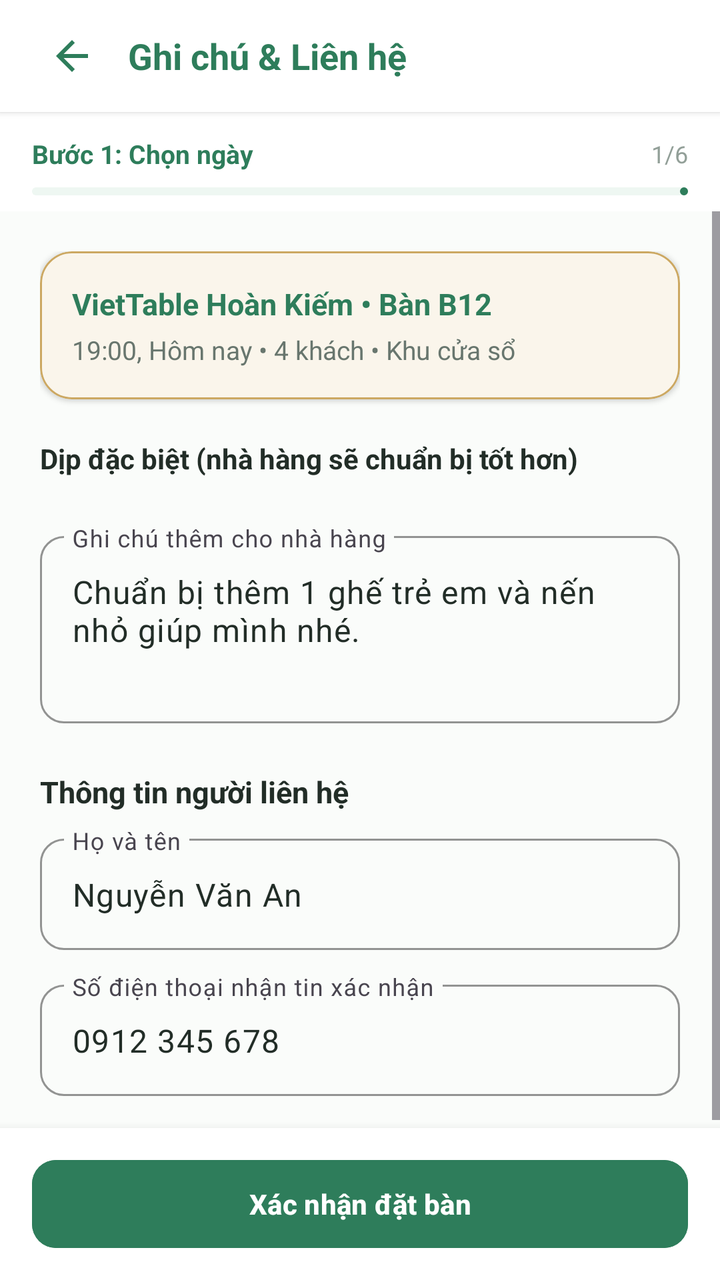
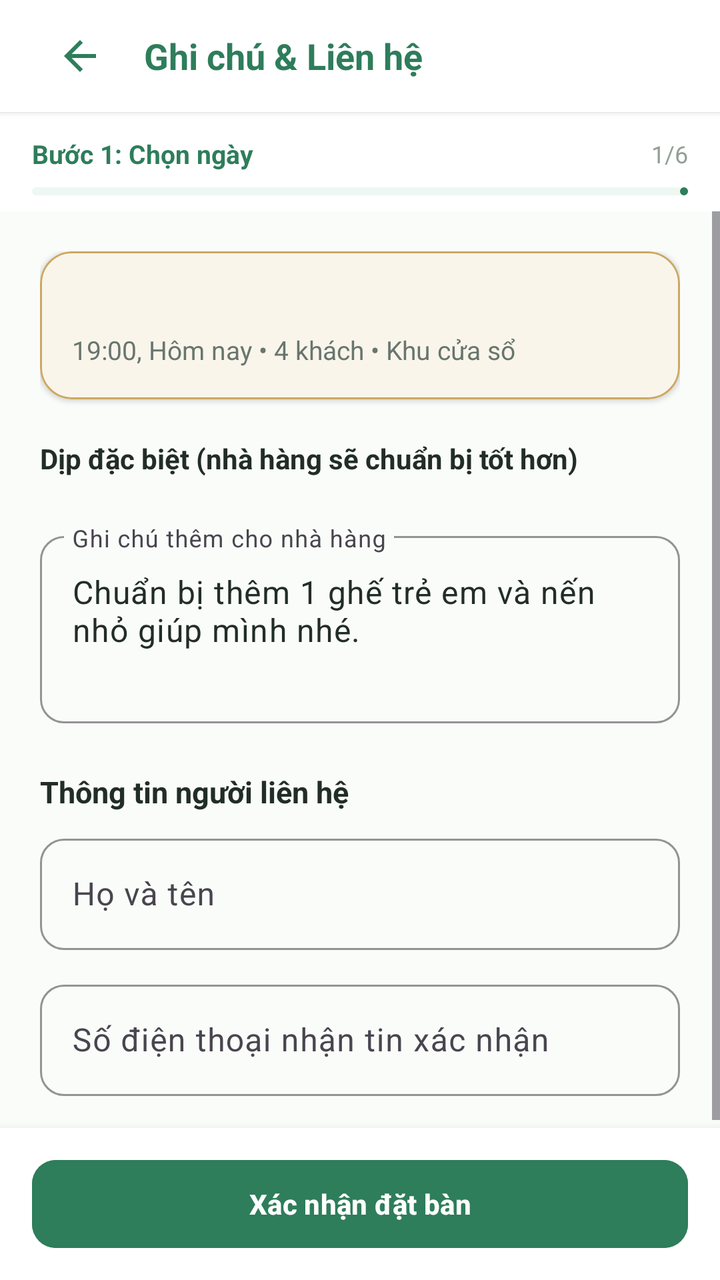

An Android layout rendered at two revisions. The XML below is the earlier revision; the diff shows what the commit changed to produce the second picture.
<!-- AndroidManifest.xml: application theme Theme.VietTable -->
<!-- res/layout/fragment_res_note.xml -->
<?xml version="1.0" encoding="utf-8"?>
<LinearLayout
    xmlns:android="http://schemas.android.com/apk/res/android"
    xmlns:app="http://schemas.android.com/apk/res-auto"
    android:layout_width="match_parent"
    android:layout_height="match_parent"
    android:background="@color/bg_cream"
    android:orientation="vertical">

    
    <LinearLayout
        android:layout_width="match_parent"
        android:layout_height="wrap_content"
        android:minHeight="56dp"
        android:tag="safe_top"
        android:background="@color/surface"
        android:elevation="2dp"
        android:gravity="center_vertical"
        android:orientation="horizontal"
        android:paddingHorizontal="16dp">

        <ImageButton
            android:id="@+id/btnBack"
            android:layout_width="40dp"
            android:layout_height="40dp"
            android:background="?attr/selectableItemBackgroundBorderless"
            android:src="@drawable/ic_back"
            app:tint="@color/primary" />

        <TextView
            android:layout_width="0dp"
            android:layout_height="wrap_content"
            android:layout_marginStart="8dp"
            android:layout_weight="1"
            android:text="Ghi chú &amp; Liên hệ"
            android:textColor="@color/primary"
            android:textSize="18sp"
            android:textStyle="bold" />
    </LinearLayout>

    <include
        android:id="@+id/wizardProgress"
        layout="@layout/view_wizard_progress" />

    <ScrollView
        android:layout_width="match_parent"
        android:layout_height="0dp"
        android:layout_weight="1"
        android:fillViewport="true">

        <LinearLayout
            android:layout_width="match_parent"
            android:layout_height="wrap_content"
            android:orientation="vertical"
            android:padding="20dp">

            
            <com.google.android.material.card.MaterialCardView
                style="@style/Widget.VietTable.Card.Gold"
                android:layout_width="match_parent"
                android:layout_height="wrap_content">

                <LinearLayout
                    android:layout_width="match_parent"
                    android:layout_height="wrap_content"
                    android:orientation="vertical"
                    android:padding="16dp">

                    <TextView
                        android:id="@+id/tvResSummaryHeader"
                        android:layout_width="match_parent"
                        android:layout_height="wrap_content"
                        android:text="VietTable Hoàn Kiếm • Bàn B12"
                        android:textColor="@color/primary"
                        android:textSize="15sp"
                        android:textStyle="bold" />

                    <TextView
                        android:id="@+id/tvResSummaryDetails"
                        android:layout_width="match_parent"
                        android:layout_height="wrap_content"
                        android:layout_marginTop="4dp"
                        android:text="19:00, Hôm nay • 4 khách • Khu cửa sổ"
                        android:textColor="@color/text_secondary"
                        android:textSize="13sp" />
                </LinearLayout>
            </com.google.android.material.card.MaterialCardView>

            
            <TextView
                android:layout_width="match_parent"
                android:layout_height="wrap_content"
                android:layout_marginTop="20dp"
                android:text="Dịp đặc biệt (nhà hàng sẽ chuẩn bị tốt hơn)"
                android:textColor="@color/text_primary"
                android:textSize="14sp"
                android:textStyle="bold" />

            <com.google.android.material.chip.ChipGroup
                android:id="@+id/chipGroupSpecialTags"
                android:layout_width="match_parent"
                android:layout_height="wrap_content"
                android:layout_marginTop="8dp" />

            
            <com.google.android.material.textfield.TextInputLayout
                style="@style/Widget.VietTable.TextInputLayout"
                android:layout_width="match_parent"
                android:layout_height="wrap_content"
                android:layout_marginTop="16dp"
                android:hint="Ghi chú thêm cho nhà hàng">

                <com.google.android.material.textfield.TextInputEditText
                    android:id="@+id/etReservationNote"
                    android:layout_width="match_parent"
                    android:layout_height="wrap_content"
                    android:gravity="top"
                    android:inputType="textMultiLine"
                    android:lines="3"
                    android:text="Chuẩn bị thêm 1 ghế trẻ em và nến nhỏ giúp mình nhé." />
            </com.google.android.material.textfield.TextInputLayout>

            
            <TextView
                android:layout_width="match_parent"
                android:layout_height="wrap_content"
                android:layout_marginTop="24dp"
                android:text="Thông tin người liên hệ"
                android:textColor="@color/text_primary"
                android:textSize="15sp"
                android:textStyle="bold" />

            <com.google.android.material.textfield.TextInputLayout
                style="@style/Widget.VietTable.TextInputLayout"
                android:layout_width="match_parent"
                android:layout_height="wrap_content"
                android:layout_marginTop="8dp"
                android:hint="Họ và tên">

                <com.google.android.material.textfield.TextInputEditText
                    android:id="@+id/etContactName"
                    android:layout_width="match_parent"
                    android:layout_height="wrap_content"
                    android:text="Nguyễn Văn An" />
            </com.google.android.material.textfield.TextInputLayout>

            <com.google.android.material.textfield.TextInputLayout
                style="@style/Widget.VietTable.TextInputLayout"
                android:layout_width="match_parent"
                android:layout_height="wrap_content"
                android:layout_marginTop="12dp"
                android:hint="Số điện thoại nhận tin xác nhận">

                <com.google.android.material.textfield.TextInputEditText
                    android:id="@+id/etContactPhone"
                    android:layout_width="match_parent"
                    android:layout_height="wrap_content"
                    android:inputType="phone"
                    android:text="0912 345 678" />
            </com.google.android.material.textfield.TextInputLayout>

        </LinearLayout>
    </ScrollView>

    
    <LinearLayout
        android:layout_width="match_parent"
        android:layout_height="wrap_content"
        android:minHeight="72dp"
        android:tag="safe_bottom"
        android:background="@color/surface"
        android:elevation="8dp"
        android:gravity="center"
        android:paddingHorizontal="16dp"
        android:paddingVertical="12dp">

        <com.google.android.material.button.MaterialButton
            android:id="@+id/btnContinueOrConfirm"
            style="@style/Widget.VietTable.Button.Primary"
            android:layout_width="match_parent"
            android:layout_height="wrap_content"
            android:text="Xác nhận đặt bàn" />
    </LinearLayout>

</LinearLayout>
<!-- res/layout/view_wizard_progress.xml (included above) -->
<?xml version="1.0" encoding="utf-8"?>
<LinearLayout
    xmlns:android="http://schemas.android.com/apk/res/android"
    xmlns:app="http://schemas.android.com/apk/res-auto"
    android:layout_width="match_parent"
    android:layout_height="wrap_content"
    android:background="@color/surface"
    android:orientation="vertical"
    android:paddingHorizontal="16dp"
    android:paddingTop="12dp"
    android:paddingBottom="8dp">

    <LinearLayout
        android:layout_width="match_parent"
        android:layout_height="wrap_content"
        android:gravity="center_vertical"
        android:orientation="horizontal">

        <TextView
            android:id="@+id/tvWizardStepName"
            android:layout_width="0dp"
            android:layout_height="wrap_content"
            android:layout_weight="1"
            android:text="Bước 1: Chọn ngày"
            android:textColor="@color/primary"
            android:textSize="13sp"
            android:textStyle="bold" />

        <TextView
            android:id="@+id/tvWizardStepFraction"
            android:layout_width="wrap_content"
            android:layout_height="wrap_content"
            android:text="1/6"
            android:textColor="@color/text_tertiary"
            android:textSize="12sp" />
    </LinearLayout>

    <com.google.android.material.progressindicator.LinearProgressIndicator
        android:id="@+id/progressWizard"
        android:layout_width="match_parent"
        android:layout_height="4dp"
        android:layout_marginTop="8dp"
        app:indicatorColor="@color/primary"
        app:trackColor="@color/primary_container"
        app:trackCornerRadius="2dp" />

</LinearLayout>
<!-- resources referenced by this layout -->
<resources>
  <color name="bg_cream">#FAFCFA</color>
  <color name="primary">#2E7D5B</color>
  <color name="primary_container">#EEF7F2</color>
  <color name="surface">#FFFFFF</color>
  <color name="text_primary">#222D27</color>
  <color name="text_secondary">#68766E</color>
  <color name="text_tertiary">#929F98</color>
  <style name="Theme.VietTable" parent="Base.Theme.VietTable" />
  <dimen name="btn_height_primary">52dp</dimen>
  <dimen name="radius_medium">12dp</dimen>
  <dimen name="radius_large">16dp</dimen>
  <dimen name="card_elevation">1.5dp</dimen>
  <color name="accent_gold_container">#FAF5EB</color>
  <color name="accent_gold">#CCA862</color>
  <dimen name="card_stroke_width">1dp</dimen>
  <style name="Base.Theme.VietTable" parent="Theme.Material3.Light.NoActionBar">
          
          <item name="colorPrimary">@color/primary</item>
          <item name="colorPrimaryDark">@color/primary_dark</item>
          <item name="colorOnPrimary">@color/on_primary</item>
          <item name="colorPrimaryContainer">@color/primary_container</item>
          <item name="colorOnPrimaryContainer">@color/on_primary_container</item>
  
          <item name="colorSecondary">@color/accent_gold</item>
          <item name="colorOnSecondary">@color/white</item>
          <item name="colorSecondaryContainer">@color/accent_gold_container</item>
          <item name="colorOnSecondaryContainer">@color/accent_gold_dark</item>
  
          <item name="android:colorBackground">@color/bg_cream</item>
          <item name="colorSurface">@color/surface</item>
          <item name="colorOnSurface">@color/text_primary</item>
          <item name="colorSurfaceVariant">@color/surface_variant</item>
  
          <item name="colorError">@color/semantic_error</item>
          <item name="colorOnError">@color/white</item>
  
          
          <item name="android:statusBarColor">@android:color/transparent</item>
          <item name="android:windowLightStatusBar">true</item>
          <item name="android:navigationBarColor">@android:color/transparent</item>
          <item name="android:windowLightNavigationBar">true</item>
  
          
          <item name="colorAccent">@color/primary</item>
          <item name="alertDialogTheme">@style/ThemeOverlay.VietTable.Dialog.Alert</item>
          <item name="materialAlertDialogTheme">@style/ThemeOverlay.VietTable.MaterialAlertDialog</item>
          <item name="buttonBarPositiveButtonStyle">@style/Widget.VietTable.Dialog.Button.Positive</item>
          <item name="buttonBarNegativeButtonStyle">@style/Widget.VietTable.Dialog.Button.Negative</item>
          <item name="buttonBarNeutralButtonStyle">@style/Widget.VietTable.Dialog.Button.Neutral</item>
          <item name="materialButtonStyle">@style/Widget.VietTable.Button.Primary</item>
          <item name="materialButtonOutlinedStyle">@style/Widget.VietTable.Button.Outlined</item>
          <item name="borderlessButtonStyle">@style/Widget.VietTable.Button.Text</item>
          <item name="materialCardViewStyle">@style/Widget.VietTable.Card</item>
          <item name="textInputStyle">@style/Widget.VietTable.TextInputLayout</item>
          <item name="toolbarStyle">@style/Widget.VietTable.Toolbar</item>
          <item name="bottomNavigationStyle">@style/Widget.VietTable.BottomNavigationView</item>
      </style>
  <dimen name="text_button">14sp</dimen>
  <color name="primary_dark">#24654A</color>
  <color name="on_primary">#FFFFFF</color>
  <color name="on_primary_container">#1B4E38</color>
  <color name="white">#FFFFFFFF</color>
  <color name="accent_gold_dark">#9E7D33</color>
  <color name="surface_variant">#F3F7F5</color>
  <color name="semantic_error">#D32F2F</color>
  <color name="transparent">#00000000</color>
  <color name="divider">#E9EFEB</color>
  <style name="TextAppearance.VietTable.BottomNav.Label" parent="TextAppearance.Material3.LabelSmall">
          <item name="android:textSize">11sp</item>
          <item name="android:textStyle">normal</item>
      </style>
  <!-- unchanged entries left out for length: 18 -->
</resources>

<!-- the commit's change to res/layout/fragment_res_note.xml (unified diff, before → after) -->
@@ -21,8 +21,9 @@
 
         <ImageButton
             android:id="@+id/btnBack"
-            android:layout_width="40dp"
-            android:layout_height="40dp"
+            android:layout_width="48dp"
+            android:layout_height="48dp"
+            android:contentDescription="@string/a11y_back"
             android:background="?attr/selectableItemBackgroundBorderless"
             android:src="@drawable/ic_back"
             app:tint="@color/primary" />
@@ -70,7 +71,7 @@
                         android:id="@+id/tvResSummaryHeader"
                         android:layout_width="match_parent"
                         android:layout_height="wrap_content"
-                        android:text="VietTable Hoàn Kiếm • Bàn B12"
+                        android:text=""
                         android:textColor="@color/primary"
                         android:textSize="15sp"
                         android:textStyle="bold" />
@@ -141,7 +142,7 @@
                     android:id="@+id/etContactName"
                     android:layout_width="match_parent"
                     android:layout_height="wrap_content"
-                    android:text="Nguyễn Văn An" />
+                    android:text="" />
             </com.google.android.material.textfield.TextInputLayout>
 
             <com.google.android.material.textfield.TextInputLayout
@@ -156,7 +157,7 @@
                     android:layout_width="match_parent"
                     android:layout_height="wrap_content"
                     android:inputType="phone"
-                    android:text="0912 345 678" />
+                    android:text="" />
             </com.google.android.material.textfield.TextInputLayout>
 
         </LinearLayout>
<!-- resource entries referenced after the edit -->
@@ -7,6 +7,7 @@
   <color name="text_primary">#222D27</color>
   <color name="text_secondary">#68766E</color>
   <color name="text_tertiary">#929F98</color>
+  <string name="a11y_back">Quay lại</string>
   <style name="Theme.VietTable" parent="Base.Theme.VietTable" />
   <dimen name="btn_height_primary">52dp</dimen>
   <dimen name="radius_medium">12dp</dimen>
@@ -40,7 +41,6 @@
           <item name="android:statusBarColor">@android:color/transparent</item>
           <item name="android:windowLightStatusBar">true</item>
           <item name="android:navigationBarColor">@android:color/transparent</item>
-          <item name="android:windowLightNavigationBar">true</item>
   
           
           <item name="colorAccent">@color/primary</item>
